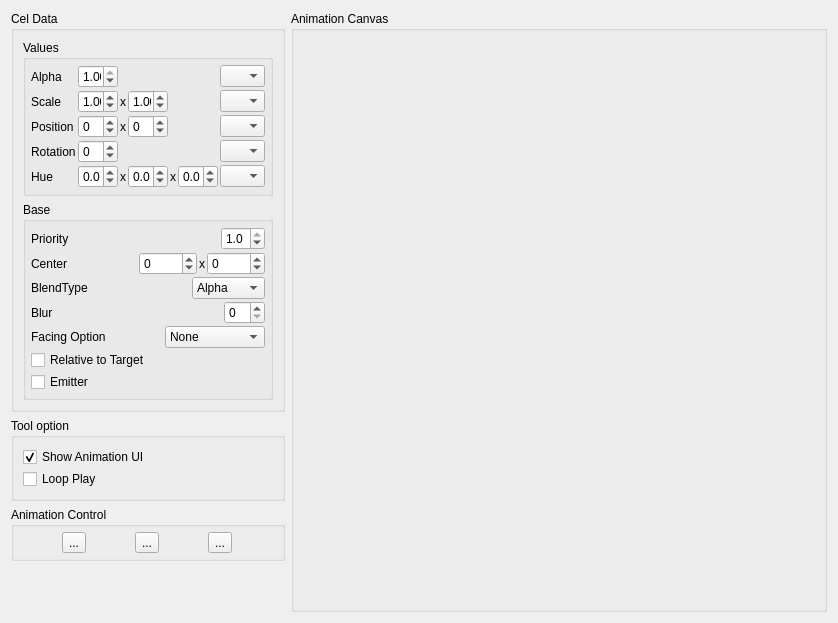
Qt form tools/splash/AnimationViewer/AnimationViewer.ui (wasedaigo/samancing-roga) before a commit.
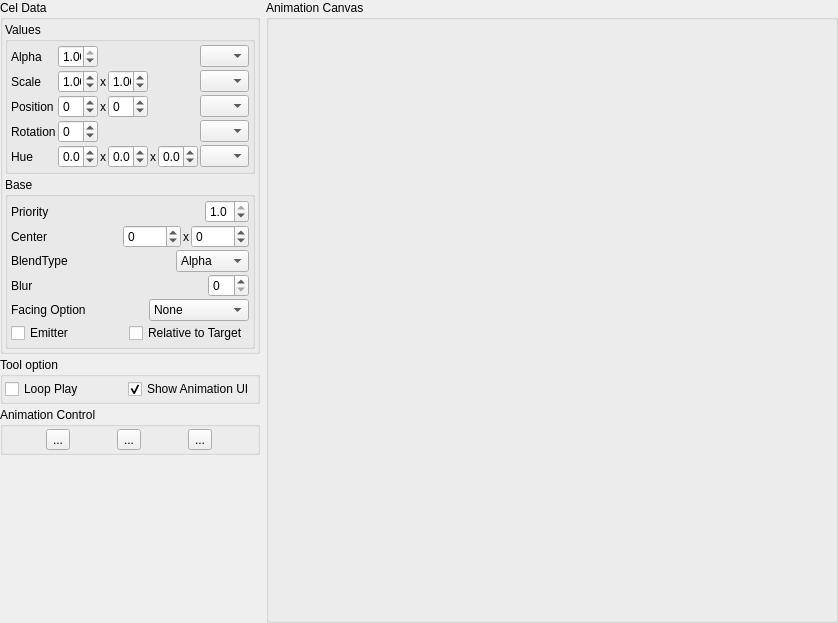
The same form after that commit. Icons and pictures are not drawn.

Commit message: Fixed issue that on emitted animation  faceToDir option doesn't work as expected (Added flag to GLSprite whether it is emitted or not, based on that I am doing hacky transform inside animation model)

```diff
--- a/tools/splash/AnimationViewer/AnimationViewer.ui
+++ b/tools/splash/AnimationViewer/AnimationViewer.ui
@@ -26,8 +26,14 @@
    <string>Form</string>
   </property>
   <layout class="QHBoxLayout" name="horizontalLayout_4">
+   <property name="margin">
+    <number>0</number>
+   </property>
    <item>
     <layout class="QVBoxLayout" name="LeftContainer">
+     <property name="spacing">
+      <number>3</number>
+     </property>
      <item>
       <widget class="QGroupBox" name="gridCelDataBox">
        <property name="sizePolicy">
@@ -40,6 +46,12 @@
         <string>Cel Data</string>
        </property>
        <layout class="QVBoxLayout" name="verticalLayout_3">
+        <property name="spacing">
+         <number>3</number>
+        </property>
+        <property name="margin">
+         <number>2</number>
+        </property>
         <item>
          <widget class="QGroupBox" name="customAttributes">
           <property name="sizePolicy">
@@ -59,7 +71,7 @@
           </property>
           <layout class="QGridLayout" name="gridLayout_6">
            <property name="margin">
-            <number>5</number>
+            <number>3</number>
            </property>
            <property name="spacing">
             <number>2</number>
@@ -375,7 +387,7 @@
             <number>2</number>
            </property>
            <property name="margin">
-            <number>5</number>
+            <number>3</number>
            </property>
            <item>
             <layout class="QHBoxLayout" name="horizontalLayout_2">
@@ -577,18 +589,22 @@
             </layout>
            </item>
            <item>
-            <widget class="QCheckBox" name="relativeToTargetCheckBox">
-             <property name="text">
-              <string>Relative to Target</string>
-             </property>
-            </widget>
-           </item>
-           <item>
-            <widget class="QCheckBox" name="emitterCheckBox">
-             <property name="text">
-              <string>Emitter</string>
-             </property>
-            </widget>
+            <layout class="QHBoxLayout" name="horizontalLayout_3">
+             <item>
+              <widget class="QCheckBox" name="emitterCheckBox">
+               <property name="text">
+                <string>Emitter</string>
+               </property>
+              </widget>
+             </item>
+             <item>
+              <widget class="QCheckBox" name="relativeToTargetCheckBox">
+               <property name="text">
+                <string>Relative to Target</string>
+               </property>
+              </widget>
+             </item>
+            </layout>
            </item>
           </layout>
          </widget>
@@ -601,10 +617,20 @@
        <property name="title">
         <string>Tool option</string>
        </property>
-       <layout class="QVBoxLayout" name="verticalLayout_2">
+       <layout class="QHBoxLayout" name="horizontalLayout_5">
         <property name="spacing">
          <number>2</number>
         </property>
+        <property name="margin">
+         <number>2</number>
+        </property>
+        <item>
+         <widget class="QCheckBox" name="loopPlayCheckbox">
+          <property name="text">
+           <string>Loop Play</string>
+          </property>
+         </widget>
+        </item>
         <item>
          <widget class="QCheckBox" name="showAnimationUICheckBox">
           <property name="text">
@@ -615,13 +641,6 @@
           </property>
          </widget>
         </item>
-        <item>
-         <widget class="QCheckBox" name="loopPlayCheckbox">
-          <property name="text">
-           <string>Loop Play</string>
-          </property>
-         </widget>
-        </item>
        </layout>
       </widget>
      </item>
@@ -632,7 +651,7 @@
        </property>
        <layout class="QVBoxLayout" name="verticalLayout_6">
         <property name="margin">
-         <number>5</number>
+         <number>2</number>
         </property>
         <item>
          <layout class="QHBoxLayout" name="animationControlBox">
```
The commit also changes 10 other files.
